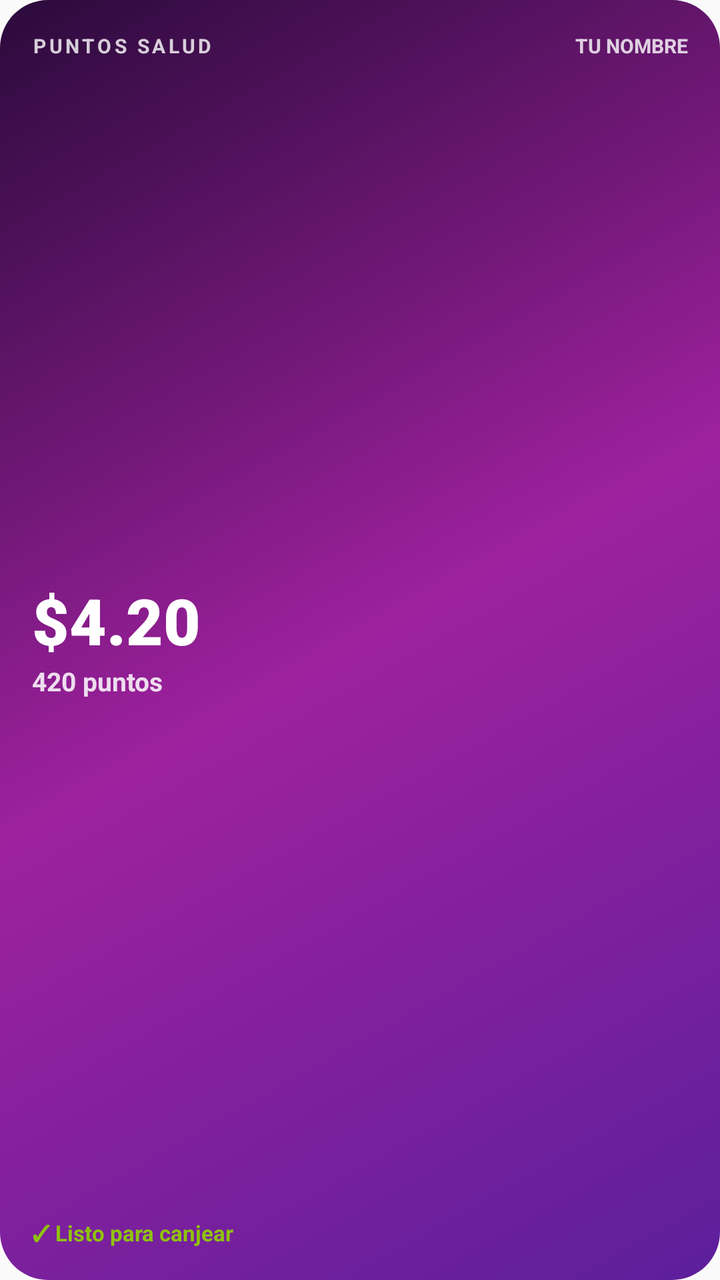
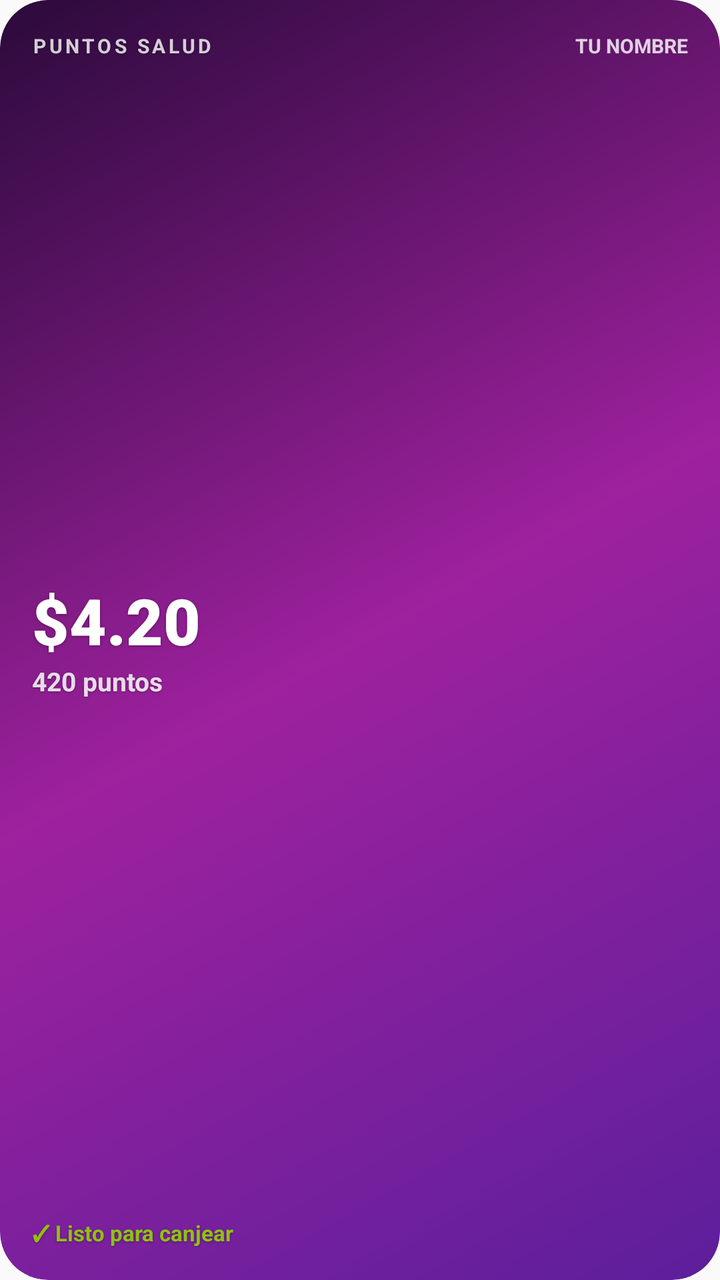

The first picture is an Android layout as it rendered before a commit; the second is the same layout after the commit. The layout source and the unified diff follow.
<!-- AndroidManifest.xml: another module's application theme AppTheme -->
<!-- res/layout/widget_saldo.xml -->
<?xml version="1.0" encoding="utf-8"?>
<FrameLayout xmlns:android="http://schemas.android.com/apk/res/android"
  android:id="@+id/raiz"
  android:layout_width="match_parent"
  android:layout_height="match_parent"
  android:background="@drawable/widget_fondo"
  android:padding="16dp">

  <LinearLayout
    android:id="@+id/con_datos"
    android:layout_width="match_parent"
    android:layout_height="match_parent"
    android:orientation="vertical">

    <LinearLayout
      android:layout_width="match_parent"
      android:layout_height="wrap_content"
      android:orientation="horizontal">
      <TextView
        android:layout_width="0dp"
        android:layout_height="wrap_content"
        android:layout_weight="1"
        android:text="PUNTOS SALUD"
        android:textColor="#CCFFFFFF"
        android:textSize="10sp"
        android:textStyle="bold"
        android:letterSpacing="0.15"
        android:maxLines="1" />
      <TextView
        android:id="@+id/nombre"
        android:layout_width="wrap_content"
        android:layout_height="wrap_content"
        android:text="TU NOMBRE"
        android:textColor="#CCFFFFFF"
        android:textSize="10sp"
        android:textStyle="bold"
        android:maxLines="1"
        android:ellipsize="end"
        android:maxWidth="140dp" />
    </LinearLayout>

    <FrameLayout android:layout_width="match_parent" android:layout_height="0dp" android:layout_weight="1" />

    <TextView
      android:id="@+id/dolares"
      android:layout_width="match_parent"
      android:layout_height="wrap_content"
      android:text="$4.20"
      android:textColor="#FFFFFF"
      android:textSize="32sp"
      android:fontFamily="sans-serif-black"
      android:maxLines="1"
      android:autoSizeTextType="uniform"
      android:autoSizeMinTextSize="18sp"
      android:autoSizeMaxTextSize="36sp" />
    <TextView
      android:id="@+id/puntos"
      android:layout_width="match_parent"
      android:layout_height="wrap_content"
      android:text="420 puntos"
      android:textColor="#D9FFFFFF"
      android:textSize="13sp"
      android:textStyle="bold" />

    <FrameLayout android:layout_width="match_parent" android:layout_height="0dp" android:layout_weight="1" />

    <TextView
      android:id="@+id/pie"
      android:layout_width="match_parent"
      android:layout_height="wrap_content"
      android:text="✓ Listo para canjear"
      android:textColor="#8FC20F"
      android:textSize="11sp"
      android:textStyle="bold"
      android:maxLines="1"
      android:ellipsize="end" />
  </LinearLayout>

  <LinearLayout
    android:id="@+id/sin_datos"
    android:layout_width="match_parent"
    android:layout_height="match_parent"
    android:orientation="vertical"
    android:visibility="gone">
    <TextView
      android:layout_width="match_parent"
      android:layout_height="wrap_content"
      android:text="PUNTOS SALUD"
      android:textColor="#CCFFFFFF"
      android:textSize="10sp"
      android:textStyle="bold"
      android:letterSpacing="0.15" />
    <FrameLayout android:layout_width="match_parent" android:layout_height="0dp" android:layout_weight="1" />
    <TextView
      android:layout_width="match_parent"
      android:layout_height="wrap_content"
      android:text="Abre la app para ver tu saldo"
      android:textColor="#FFFFFF"
      android:textSize="15sp"
      android:textStyle="bold" />
  </LinearLayout>
</FrameLayout>
<!-- resources referenced by this layout -->
<resources>
  <!-- drawable widget_fondo (drawable) -->
  <?xml version="1.0" encoding="utf-8"?>
  <shape xmlns:android="http://schemas.android.com/apk/res/android" android:shape="rectangle">
    <corners android:radius="24dp" />
    <gradient
      android:type="linear"
      android:angle="315"
      android:startColor="#2B0A3B"
      android:centerColor="#9E219E"
      android:endColor="#5C1F9C" />
  </shape>
  <style name="AppTheme" parent="Theme.AppCompat.Light.DarkActionBar">
          
          <item name="colorPrimary">@color/colorPrimary</item>
          <item name="colorPrimaryDark">@color/colorPrimaryDark</item>
          <item name="colorAccent">@color/colorAccent</item>
      </style>
</resources>

<!-- the commit's change to res/layout/widget_saldo.xml (unified diff, before → after) -->
@@ -4,7 +4,28 @@
   android:layout_width="match_parent"
   android:layout_height="match_parent"
   android:background="@drawable/widget_fondo"
-  android:padding="16dp">
+  android:clipToOutline="true">
+
+  <ImageView
+    android:id="@+id/fondo_material"
+    android:layout_width="match_parent"
+    android:layout_height="match_parent"
+    android:scaleType="centerCrop"
+    android:importantForAccessibility="no"
+    android:visibility="gone" />
+  <ImageView
+    android:id="@+id/velo"
+    android:layout_width="match_parent"
+    android:layout_height="match_parent"
+    android:scaleType="fitXY"
+    android:src="@drawable/widget_velo"
+    android:importantForAccessibility="no"
+    android:visibility="gone" />
+
+  <FrameLayout
+    android:layout_width="match_parent"
+    android:layout_height="match_parent"
+    android:padding="16dp">
 
   <LinearLayout
     android:id="@+id/con_datos"
@@ -15,8 +36,18 @@
     <LinearLayout
       android:layout_width="match_parent"
       android:layout_height="wrap_content"
+      android:gravity="center_vertical"
       android:orientation="horizontal">
+      <ImageView
+        android:id="@+id/logo"
+        android:layout_width="20dp"
+        android:layout_height="20dp"
+        android:layout_marginEnd="6dp"
+        android:src="@drawable/widget_logo"
+        android:importantForAccessibility="no"
+        android:visibility="gone" />
       <TextView
+        android:id="@+id/marca"
         android:layout_width="0dp"
         android:layout_height="wrap_content"
         android:layout_weight="1"
@@ -25,7 +56,29 @@
         android:textSize="10sp"
         android:textStyle="bold"
         android:letterSpacing="0.15"
-        android:maxLines="1" />
+        android:maxLines="1"
+        android:ellipsize="end"
+        android:shadowColor="#59000000"
+        android:shadowDy="1"
+        android:shadowRadius="2" />
+      <TextView
+        android:id="@+id/sello_team"
+        android:layout_width="wrap_content"
+        android:layout_height="wrap_content"
+        android:layout_marginStart="4dp"
+        android:layout_marginEnd="6dp"
+        android:background="@drawable/widget_sello_team"
+        android:paddingStart="6dp"
+        android:paddingEnd="6dp"
+        android:paddingTop="2dp"
+        android:paddingBottom="2dp"
+        android:text="TEAM"
+        android:textColor="#CC1F142E"
+        android:textSize="9sp"
+        android:textStyle="bold"
+        android:letterSpacing="0.12"
+        android:maxLines="1"
+        android:visibility="gone" />
       <TextView
         android:id="@+id/nombre"
         android:layout_width="wrap_content"
@@ -37,6 +90,40 @@
         android:maxLines="1"
         android:ellipsize="end"
         android:maxWidth="140dp" />
+      <LinearLayout
+        android:id="@+id/nivel"
+        android:layout_width="wrap_content"
+        android:layout_height="wrap_content"
+        android:gravity="end"
+        android:orientation="vertical"
+        android:visibility="gone">
+        <TextView
+          android:id="@+id/nivel_tipo"
+          android:layout_width="wrap_content"
+          android:layout_height="wrap_content"
+          android:text="CLIENTE"
+          android:textColor="#CCFFFFFF"
+          android:textSize="7.5sp"
+          android:textStyle="bold"
+          android:letterSpacing="0.2"
+          android:maxLines="1"
+          android:shadowColor="#59000000"
+          android:shadowDy="1"
+          android:shadowRadius="2" />
+        <TextView
+          android:id="@+id/rotulo"
+          android:layout_width="wrap_content"
+          android:layout_height="wrap_content"
+          android:text="ORO"
+          android:textColor="#FFFFFF"
+          android:textSize="13sp"
+          android:textStyle="bold"
+          android:letterSpacing="0.15"
+          android:maxLines="1"
+          android:shadowColor="#59000000"
+          android:shadowDy="1"
+          android:shadowRadius="2" />
+      </LinearLayout>
     </LinearLayout>
 
     <FrameLayout android:layout_width="match_parent" android:layout_height="0dp" android:layout_weight="1" />
@@ -52,7 +139,10 @@
       android:maxLines="1"
       android:autoSizeTextType="uniform"
       android:autoSizeMinTextSize="18sp"
-      android:autoSizeMaxTextSize="36sp" />
+      android:autoSizeMaxTextSize="36sp"
+      android:shadowColor="#59000000"
+      android:shadowDy="1"
+      android:shadowRadius="3" />
     <TextView
       android:id="@+id/puntos"
       android:layout_width="match_parent"
@@ -60,7 +150,10 @@
       android:text="420 puntos"
       android:textColor="#D9FFFFFF"
       android:textSize="13sp"
-      android:textStyle="bold" />
+      android:textStyle="bold"
+      android:shadowColor="#59000000"
+      android:shadowDy="1"
+      android:shadowRadius="2" />
 
     <FrameLayout android:layout_width="match_parent" android:layout_height="0dp" android:layout_weight="1" />
 
@@ -73,7 +166,10 @@
       android:textSize="11sp"
       android:textStyle="bold"
       android:maxLines="1"
-      android:ellipsize="end" />
+      android:ellipsize="end"
+      android:shadowColor="#59000000"
+      android:shadowDy="1"
+      android:shadowRadius="2" />
   </LinearLayout>
 
   <LinearLayout
@@ -99,4 +195,5 @@
       android:textSize="15sp"
       android:textStyle="bold" />
   </LinearLayout>
+  </FrameLayout>
 </FrameLayout>
<!-- resource entries referenced after the edit -->
@@ -11,6 +11,29 @@
       android:centerColor="#9E219E"
       android:endColor="#5C1F9C" />
   </shape>
+  <!-- drawable widget_logo: png bitmap (drawable-nodpi, 3873 bytes) -->
+  <!-- drawable widget_sello_team (drawable) -->
+  <?xml version="1.0" encoding="utf-8"?>
+  <shape xmlns:android="http://schemas.android.com/apk/res/android" android:shape="rectangle">
+    <corners android:radius="5dp" />
+    <gradient
+      android:type="linear"
+      android:angle="315"
+      android:startColor="#DBD6ED"
+      android:centerColor="#CCEDEB"
+      android:endColor="#F2DBED" />
+    <stroke android:width="0.5dp" android:color="#B3FFFFFF" />
+  </shape>
+  <!-- drawable widget_velo (drawable) -->
+  <?xml version="1.0" encoding="utf-8"?>
+  <shape xmlns:android="http://schemas.android.com/apk/res/android" android:shape="rectangle">
+    <gradient
+      android:type="linear"
+      android:angle="270"
+      android:startColor="#61000000"
+      android:centerColor="#1F000000"
+      android:endColor="#9E000000" />
+  </shape>
   <style name="AppTheme" parent="Theme.AppCompat.Light.DarkActionBar">
           
           <item name="colorPrimary">@color/colorPrimary</item>
